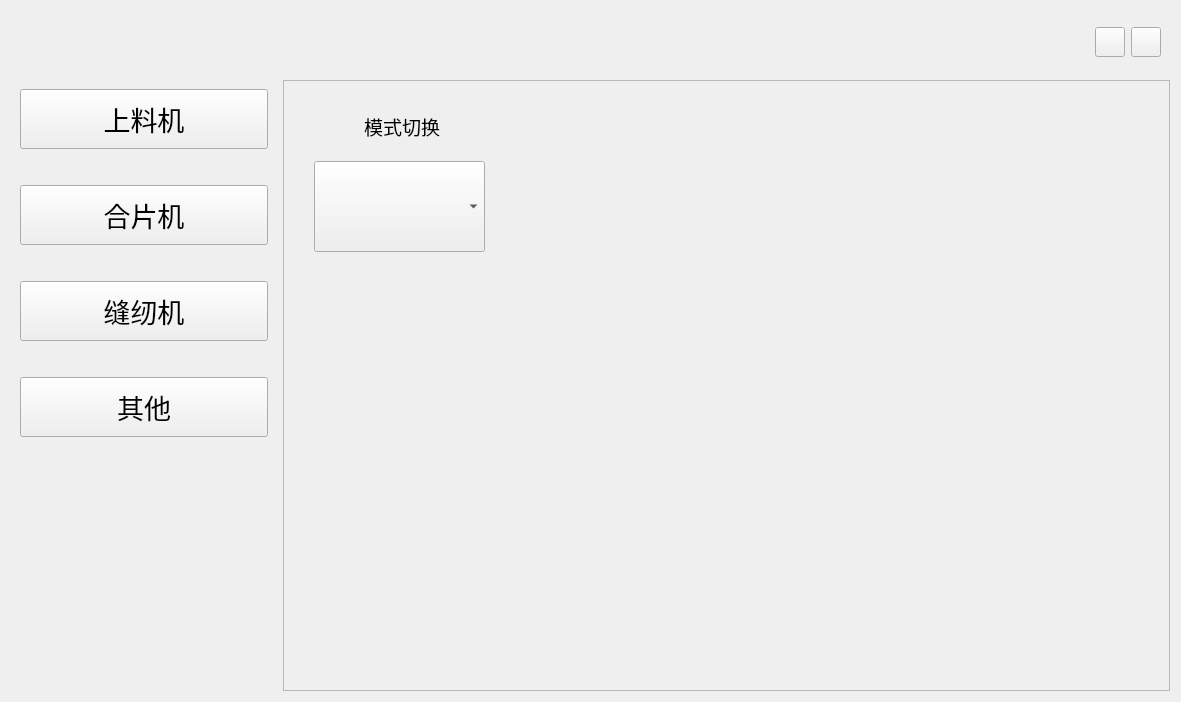
First picture: the form in ui/developer_widget.ui, repository Mrjiong-ff/syt_hmi, before the edit.
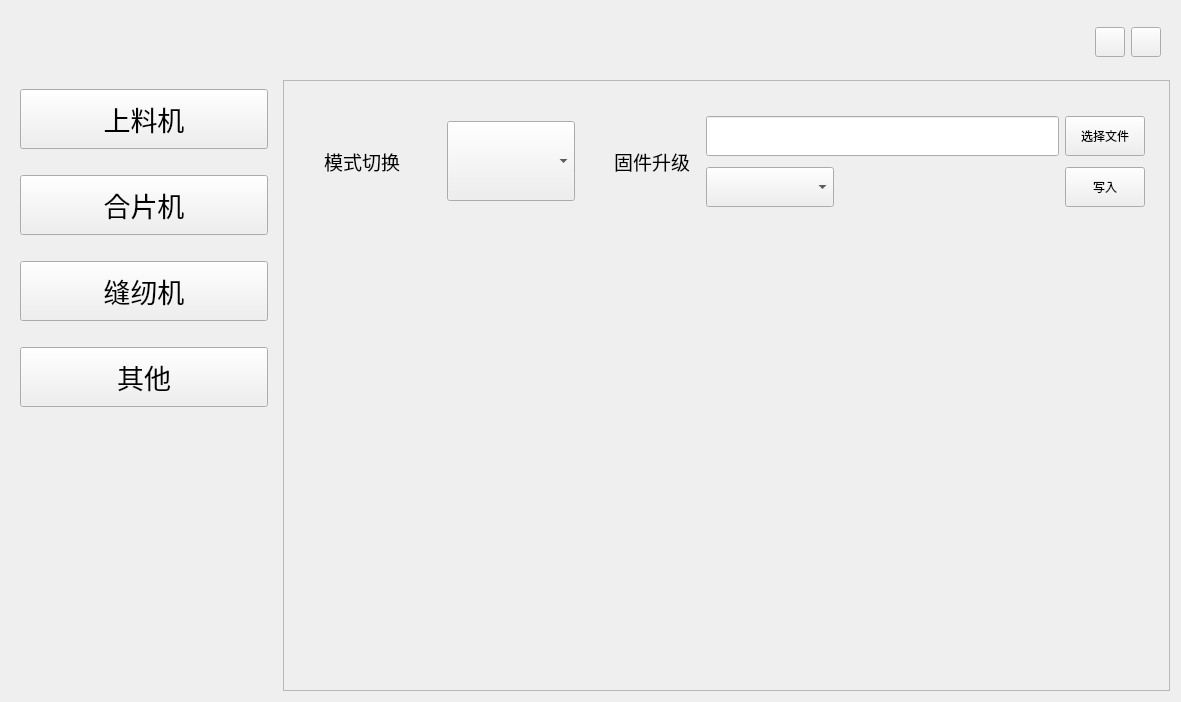
Second picture: the form after the edit. The open tabs and pages were chosen to show the change. Custom widgets are drawn as their Qt base class.

Commit message: feat:更新本地固件

Patch:
```diff
--- a/ui/developer_widget.ui
+++ b/ui/developer_widget.ui
@@ -97,7 +97,7 @@
       <widget class="QWidget" name="widget" native="true">
        <layout class="QVBoxLayout" name="verticalLayout">
         <property name="spacing">
-         <number>36</number>
+         <number>26</number>
         </property>
         <item>
          <widget class="WaterZoomButton" name="switch_load_btn">
@@ -3638,38 +3638,164 @@
         </layout>
        </widget>
        <widget class="QWidget" name="page_other">
-        <widget class="QComboBox" name="choose_mode_combo_box">
+        <widget class="QWidget" name="">
          <property name="geometry">
           <rect>
-           <x>30</x>
-           <y>80</y>
-           <width>171</width>
-           <height>91</height>
+           <x>40</x>
+           <y>30</y>
+           <width>251</width>
+           <height>101</height>
           </rect>
          </property>
-         <property name="font">
-          <font>
-           <pointsize>20</pointsize>
-          </font>
-         </property>
+         <layout class="QHBoxLayout" name="horizontalLayout_25">
+          <item>
+           <widget class="QLabel" name="label_72">
+            <property name="font">
+             <font>
+              <pointsize>14</pointsize>
+             </font>
+            </property>
+            <property name="text">
+             <string>模式切换</string>
+            </property>
+            <property name="alignment">
+             <set>Qt::AlignCenter</set>
+            </property>
+           </widget>
+          </item>
+          <item>
+           <spacer name="horizontalSpacer_24">
+            <property name="orientation">
+             <enum>Qt::Horizontal</enum>
+            </property>
+            <property name="sizeHint" stdset="0">
+             <size>
+              <width>18</width>
+              <height>20</height>
+             </size>
+            </property>
+           </spacer>
+          </item>
+          <item>
+           <widget class="QComboBox" name="choose_mode_combo_box">
+            <property name="minimumSize">
+             <size>
+              <width>0</width>
+              <height>80</height>
+             </size>
+            </property>
+            <property name="font">
+             <font>
+              <pointsize>20</pointsize>
+             </font>
+            </property>
+           </widget>
+          </item>
+         </layout>
         </widget>
-        <widget class="QLabel" name="label_72">
+        <widget class="QWidget" name="">
          <property name="geometry">
           <rect>
-           <x>80</x>
-           <y>20</y>
-           <width>81</width>
-           <height>51</height>
+           <x>330</x>
+           <y>30</y>
+           <width>531</width>
+           <height>101</height>
           </rect>
          </property>
-         <property name="font">
-          <font>
-           <pointsize>14</pointsize>
-          </font>
-         </property>
-         <property name="text">
-          <string>模式切换</string>
-         </property>
+         <layout class="QGridLayout" name="gridLayout_17">
+          <item row="0" column="0" rowspan="2">
+           <widget class="QLabel" name="label_73">
+            <property name="font">
+             <font>
+              <pointsize>14</pointsize>
+             </font>
+            </property>
+            <property name="text">
+             <string>固件升级</string>
+            </property>
+           </widget>
+          </item>
+          <item row="0" column="1" rowspan="2">
+           <spacer name="horizontalSpacer_25">
+            <property name="orientation">
+             <enum>Qt::Horizontal</enum>
+            </property>
+            <property name="sizeType">
+             <enum>QSizePolicy::Preferred</enum>
+            </property>
+            <property name="sizeHint" stdset="0">
+             <size>
+              <width>10</width>
+              <height>68</height>
+             </size>
+            </property>
+           </spacer>
+          </item>
+          <item row="0" column="2" colspan="2">
+           <widget class="QLineEdit" name="bin_file_line_edit">
+            <property name="minimumSize">
+             <size>
+              <width>0</width>
+              <height>40</height>
+             </size>
+            </property>
+           </widget>
+          </item>
+          <item row="0" column="4">
+           <widget class="QPushButton" name="choose_bin_btn">
+            <property name="minimumSize">
+             <size>
+              <width>0</width>
+              <height>40</height>
+             </size>
+            </property>
+            <property name="text">
+             <string>选择文件</string>
+            </property>
+           </widget>
+          </item>
+          <item row="1" column="2">
+           <widget class="QComboBox" name="choose_port_combo_box">
+            <property name="minimumSize">
+             <size>
+              <width>0</width>
+              <height>40</height>
+             </size>
+            </property>
+            <property name="font">
+             <font>
+              <pointsize>20</pointsize>
+             </font>
+            </property>
+           </widget>
+          </item>
+          <item row="1" column="3">
+           <spacer name="horizontalSpacer_26">
+            <property name="orientation">
+             <enum>Qt::Horizontal</enum>
+            </property>
+            <property name="sizeHint" stdset="0">
+             <size>
+              <width>178</width>
+              <height>20</height>
+             </size>
+            </property>
+           </spacer>
+          </item>
+          <item row="1" column="4">
+           <widget class="QPushButton" name="flash_btn">
+            <property name="minimumSize">
+             <size>
+              <width>0</width>
+              <height>40</height>
+             </size>
+            </property>
+            <property name="text">
+             <string>写入</string>
+            </property>
+           </widget>
+          </item>
+         </layout>
         </widget>
        </widget>
       </widget>
```
Left out of the diff: 2 changed lines with no effect on the pictures. The commit also changes 8 other files.
